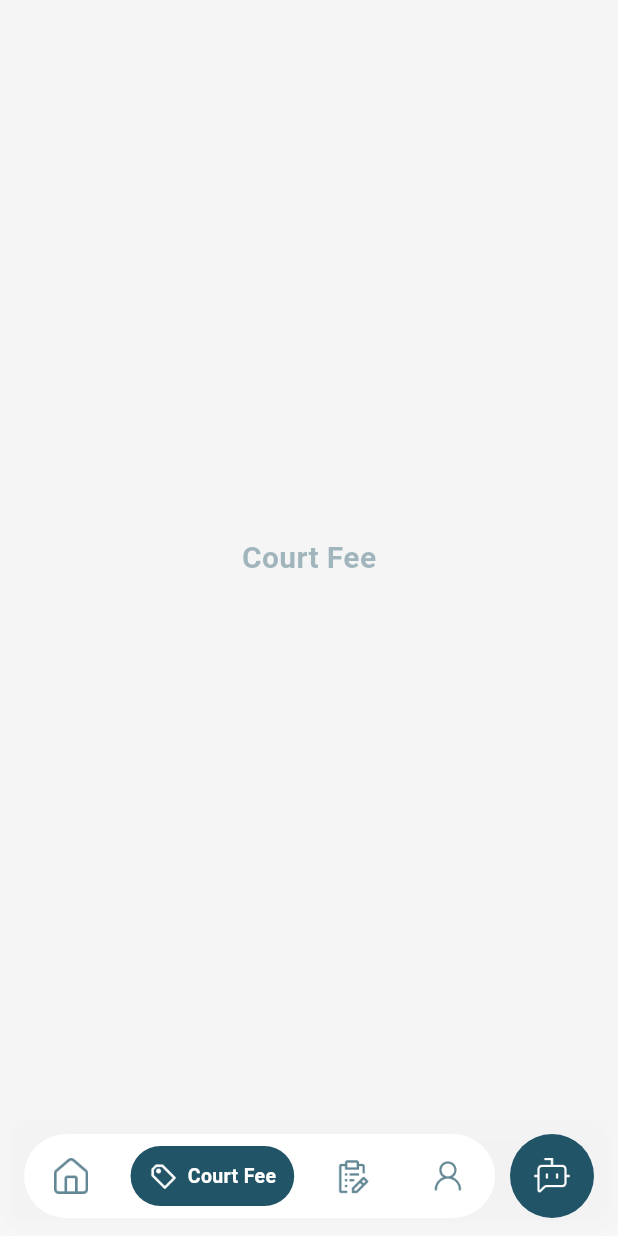
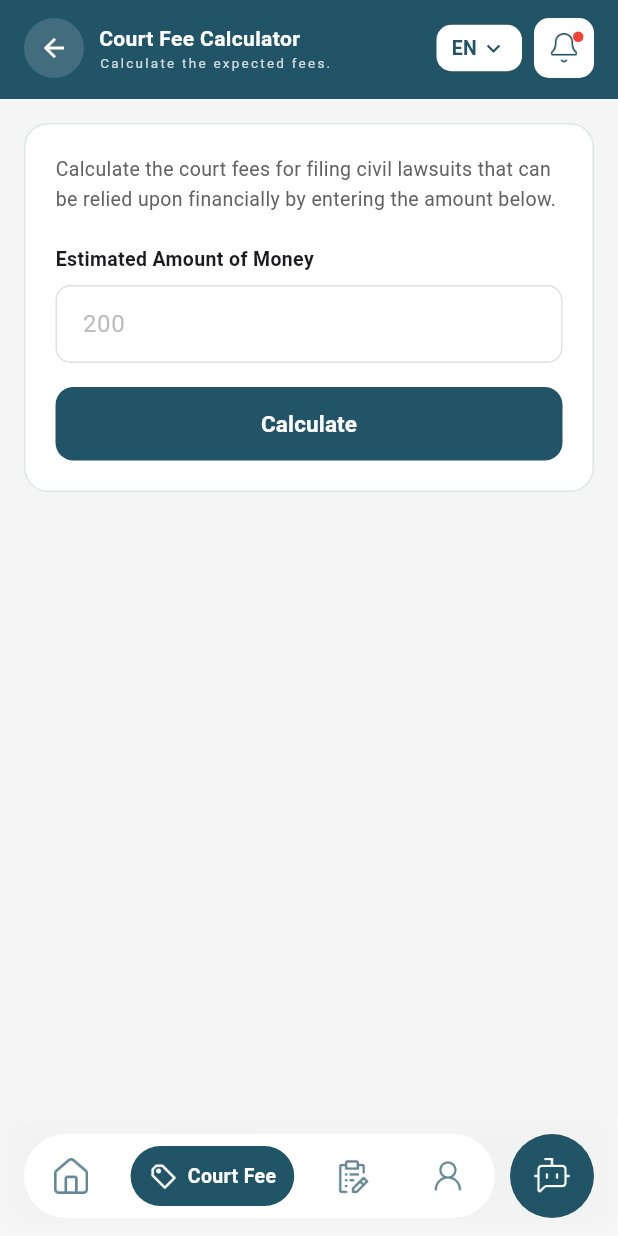
Before and after one commit to dawitzeleke/hsc, a Flutter app: the screen it shows after launch, item 2 of the bottom bar chosen, on a phone screen of 412 x 824 dp. Run offline on Flutter 3.47's test engine with Material 3 defaults, Android fonts, the phone set to English and light mode, and no system bars; our stand-ins replace get.

Commit message:
feat: add court fee calculator module and home navigation views

```diff
--- /dev/null
+++ b/lib/app/modules/home/controllers/court_fee_controller.dart
@@ -0,0 +1,31 @@
+import 'package:flutter/material.dart';
+import 'package:get/get.dart';
+
+class CourtFeeController extends GetxController {
+  final amountController = TextEditingController();
+  final showResult = false.obs;
+  final amount = 0.0.obs;
+  final refereeFee = 0.0.obs;
+  final appealsFee = 0.0.obs;
+
+  void calculate() {
+    final input = double.tryParse(amountController.text) ?? 0;
+    if (input <= 0) return;
+
+    amount.value = input;
+    refereeFee.value = input * 0.10; // 10%
+    appealsFee.value = input * 0.05; // 5%
+    showResult.value = true;
+  }
+
+  void reset() {
+    amountController.clear();
+    showResult.value = false;
+  }
+
+  @override
+  void onClose() {
+    amountController.dispose();
+    super.onClose();
+  }
+}
--- /dev/null
+++ b/lib/app/modules/home/views/court_fee_content.dart
@@ -0,0 +1,213 @@
+import 'package:flutter/material.dart';
+import 'package:get/get.dart';
+import 'package:hsc/core/constants/app_colors.dart';
+import '../controllers/home_controller.dart';
+import '../controllers/court_fee_controller.dart';
+import '../widgets/home_header.dart';
+
+class CourtFeeContent extends StatelessWidget {
+  const CourtFeeContent({super.key});
+
+  @override
+  Widget build(BuildContext context) {
+    final controller = Get.put(CourtFeeController());
+
+    return Column(
+      children: [
+        AppHeader(
+          leading: GestureDetector(
+            onTap: () => Get.find<HomeController>().changeTab(0),
+            child: Container(
+              width: 40,
+              height: 40,
+              decoration: BoxDecoration(
+                color: AppColors.onPrimary.withOpacity(0.15),
+                shape: BoxShape.circle,
+              ),
+              child: const Icon(
+                Icons.arrow_back,
+                color: AppColors.onPrimary,
+                size: 20,
+              ),
+            ),
+          ),
+          title: 'Court Fee Calculator',
+          subtitle: 'Calculate the expected fees.',
+        ),
+        Expanded(
+          child: SingleChildScrollView(
+            padding: const EdgeInsets.all(16),
+            child: Column(
+              children: [
+                _buildCalculatorCard(controller),
+                const SizedBox(height: 16),
+                Obx(() => controller.showResult.value
+                    ? _buildResultCard(controller)
+                    : const SizedBox.shrink()),
+                const SizedBox(height: 100),
+              ],
+            ),
+          ),
+        ),
+      ],
+    );
+  }
+
+  Widget _buildCalculatorCard(CourtFeeController controller) {
+    return Container(
+      padding: const EdgeInsets.all(20),
+      decoration: BoxDecoration(
+        color: Colors.white,
+        borderRadius: BorderRadius.circular(16),
+        border: Border.all(color: AppColors.primary.withOpacity(0.15)),
+      ),
+      child: Column(
+        crossAxisAlignment: CrossAxisAlignment.start,
+        children: [
+          Text(
+            'Calculate the court fees for filing civil lawsuits that can '
+            'be relied upon financially by entering the amount below.',
+            style: TextStyle(
+              fontSize: 13,
+              color: Colors.grey.shade700,
+              height: 1.5,
+            ),
+          ),
+          const SizedBox(height: 20),
+          const Text(
+            'Estimated Amount of Money',
+            style: TextStyle(
+              fontSize: 13,
+              fontWeight: FontWeight.w600,
+            ),
+          ),
+          const SizedBox(height: 8),
+          TextField(
+            controller: controller.amountController,
+            keyboardType: TextInputType.number,
+            decoration: InputDecoration(
+              hintText: '200',
+              hintStyle: TextStyle(color: Colors.grey.shade400),
+              contentPadding:
+                  const EdgeInsets.symmetric(horizontal: 14, vertical: 14),
+              border: OutlineInputBorder(
+                borderRadius: BorderRadius.circular(10),
+                borderSide: BorderSide(color: Colors.grey.shade300),
+              ),
+              enabledBorder: OutlineInputBorder(
+                borderRadius: BorderRadius.circular(10),
+                borderSide: BorderSide(color: Colors.grey.shade300),
+              ),
+              focusedBorder: OutlineInputBorder(
+                borderRadius: BorderRadius.circular(10),
+                borderSide: const BorderSide(color: AppColors.primary),
+              ),
+            ),
+          ),
+          const SizedBox(height: 16),
+          SizedBox(
+            width: double.infinity,
+            child: ElevatedButton(
+              onPressed: controller.calculate,
+              style: ElevatedButton.styleFrom(
+                backgroundColor: AppColors.primary,
+                foregroundColor: AppColors.onPrimary,
+                padding: const EdgeInsets.symmetric(vertical: 14),
+                shape: RoundedRectangleBorder(
+                  borderRadius: BorderRadius.circular(12),
+                ),
+                elevation: 0,
+              ),
+              child: const Text(
+                'Calculate',
+                style: TextStyle(
+                  fontSize: 15,
+                  fontWeight: FontWeight.w600,
+                ),
+              ),
+            ),
+          ),
+        ],
+      ),
+    );
+  }
+
+  Widget _buildResultCard(CourtFeeController controller) {
+    return Container(
+      padding: const EdgeInsets.all(20),
+      decoration: BoxDecoration(
+        color: AppColors.lightPrimary.withOpacity(0.35),
+        borderRadius: BorderRadius.circular(16),
+        border: Border.all(color: AppColors.primary.withOpacity(0.12)),
+      ),
+      child: Column(
+        crossAxisAlignment: CrossAxisAlignment.start,
+        children: [
+          const Text(
+            'Calculated Result',
+            style: TextStyle(
+              fontSize: 17,
+              fontWeight: FontWeight.w700,
+              color: AppColors.primary,
+            ),
+          ),
+          const SizedBox(height: 16),
+          Obx(() => _resultRow(
+              'Amount', '${controller.amount.value.toStringAsFixed(0)} ETB')),
+          _divider(),
+          Obx(() => _resultRow('Referee Fee',
+              '${controller.refereeFee.value.toStringAsFixed(0)} ETB')),
+          _divider(),
+          Obx(() => _resultRow('Appeals Court Fee',
+              '${controller.appealsFee.value.toStringAsFixed(0)} ETB')),
+          const SizedBox(height: 20),
+          Row(
+            crossAxisAlignment: CrossAxisAlignment.start,
+            children: [
+              Icon(Icons.info_outline,
+                  size: 16, color: AppColors.primary.withOpacity(0.7)),
+              const SizedBox(width: 8),
+              Expanded(
+                child: Text(
+                  'This arbitration fee rate does not apply to labor disputes '
+                  'and civil cases where the amount of the dispute is unknown',
+                  style: TextStyle(
+                    fontSize: 12,
+                    color: Colors.grey.shade600,
+                    height: 1.4,
+                  ),
+                ),
+              ),
+            ],
+          ),
+        ],
+      ),
+    );
+  }
+
+  Widget _resultRow(String label, String value) {
+    return Padding(
+      padding: const EdgeInsets.symmetric(vertical: 12),
+      child: Row(
+        mainAxisAlignment: MainAxisAlignment.spaceBetween,
+        children: [
+          Text(
+            label,
+            style: TextStyle(fontSize: 13, color: Colors.grey.shade700),
+          ),
+          Text(
+            value,
+            style: const TextStyle(
+              fontSize: 14,
+              fontWeight: FontWeight.w700,
+            ),
+          ),
+        ],
+      ),
+    );
+  }
+
+  Widget _divider() {
+    return Divider(height: 1, color: Colors.grey.shade300);
+  }
+}
--- a/lib/app/modules/home/views/home_content.dart
+++ b/lib/app/modules/home/views/home_content.dart
@@ -1,5 +1,6 @@
 import 'package:flutter/material.dart';
 import '../widgets/home_header.dart';
+// AppHeader is now the shared header widget (renamed from HomeHeader)
 import '../widgets/service_banner.dart';
 import '../widgets/action_card.dart';
 import '../widgets/appointments_section.dart';
@@ -11,7 +12,7 @@ class HomeContent extends StatelessWidget {
   Widget build(BuildContext context) {
     return Column(
       children: [
-        const HomeHeader(),
+        const AppHeader(),
         Expanded(
           child: CustomScrollView(
             slivers: [
--- a/lib/app/modules/home/views/home_view.dart
+++ b/lib/app/modules/home/views/home_view.dart
@@ -4,6 +4,7 @@ import 'package:hsc/core/constants/app_colors.dart';
 import '../controllers/home_controller.dart';
 import '../../home/widgets/custom_bottom_nav_bar.dart';
 import 'home_content.dart';
+import 'court_fee_content.dart';
 
 class HomeView extends GetView<HomeController> {
   const HomeView({super.key});
@@ -16,7 +17,7 @@ class HomeView extends GetView<HomeController> {
             index: controller.currentIndex.value,
             children: [
               const HomeContent(),
-              _buildPlaceholderPage('Court Fee'),
+              const CourtFeeContent(),
               _buildPlaceholderPage('Complaints'),
               _buildPlaceholderPage('Profile'),
             ],
--- a/lib/app/modules/home/widgets/home_header.dart
+++ b/lib/app/modules/home/widgets/home_header.dart
@@ -1,8 +1,17 @@
 import 'package:flutter/material.dart';
 import 'package:hsc/core/constants/app_colors.dart';
 
-class HomeHeader extends StatelessWidget {
-  const HomeHeader({super.key});
+class AppHeader extends StatelessWidget {
+  final Widget? leading;
+  final String title;
+  final String subtitle;
+
+  const AppHeader({
+    super.key,
+    this.leading,
+    this.title = 'Harari Region Supreme Court',
+    this.subtitle = 'COURT SERVICES',
+  });
 
   @override
   Widget build(BuildContext context) {
@@ -14,31 +23,23 @@ class HomeHeader extends StatelessWidget {
           padding: const EdgeInsets.fromLTRB(16, 12, 16, 14),
           child: Row(
             children: [
-              ClipOval(
-                child: SizedBox(
-                  width: 50,
-                  height: 50,
-                  child: Transform.scale(
-                    scale: 1.21,
-                    child: Image.asset('assets/images/harari_logo.png'),
-                  ),
-                ),
-              ),
+              // Leading: logo by default, or custom widget (e.g. back button)
+              leading ?? _buildLogo(),
               const SizedBox(width: 10),
               Expanded(
                 child: Column(
                   crossAxisAlignment: CrossAxisAlignment.start,
                   children: [
-                    const Text(
-                      'Harari Region Supreme Court',
-                      style: TextStyle(
+                    Text(
+                      title,
+                      style: const TextStyle(
                         fontSize: 14,
                         fontWeight: FontWeight.w700,
                         color: AppColors.onPrimary,
                       ),
                     ),
                     Text(
-                      'COURT SERVICES',
+                      subtitle,
                       style: TextStyle(
                         fontSize: 9,
                         letterSpacing: 1.5,
@@ -49,6 +50,7 @@ class HomeHeader extends StatelessWidget {
                   ],
                 ),
               ),
+              // Language selector
               Container(
                 padding: const EdgeInsets.symmetric(
                   horizontal: 10,
@@ -79,6 +81,7 @@ class HomeHeader extends StatelessWidget {
                 ),
               ),
               const SizedBox(width: 8),
+              // Notification bell
               Container(
                 width: 40,
                 height: 40,
@@ -116,4 +119,17 @@ class HomeHeader extends StatelessWidget {
       ),
     );
   }
+
+  Widget _buildLogo() {
+    return ClipOval(
+      child: SizedBox(
+        width: 50,
+        height: 50,
+        child: Transform.scale(
+          scale: 1.21,
+          child: Image.asset('assets/images/harari_logo.png'),
+        ),
+      ),
+    );
+  }
 }
```
